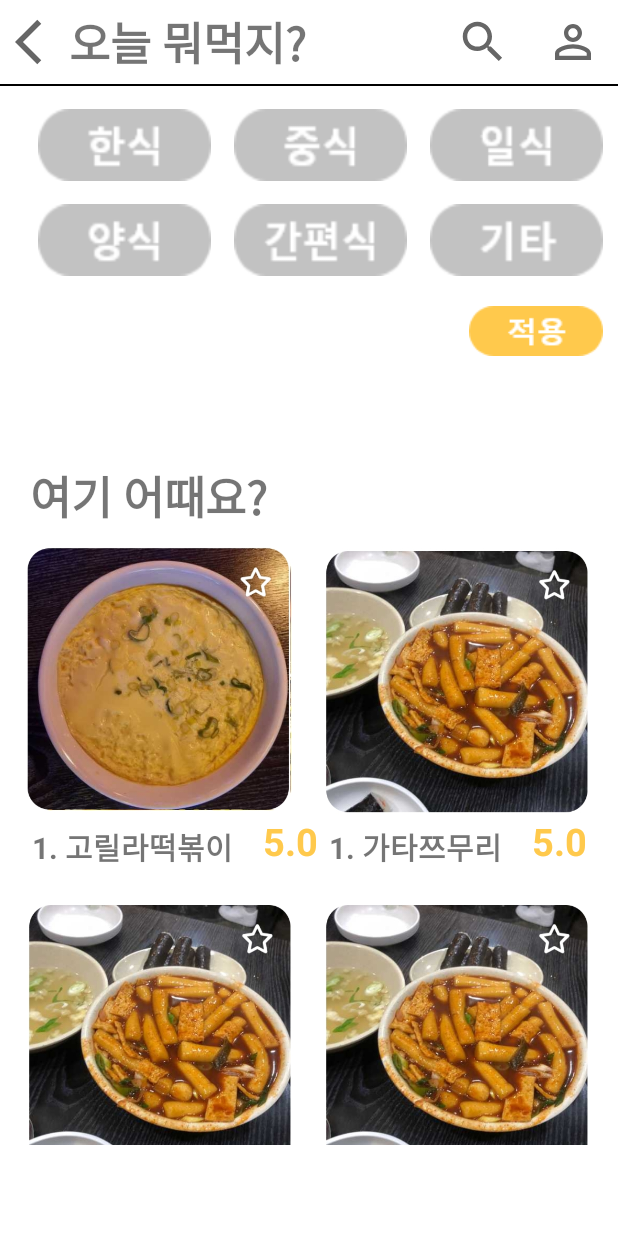
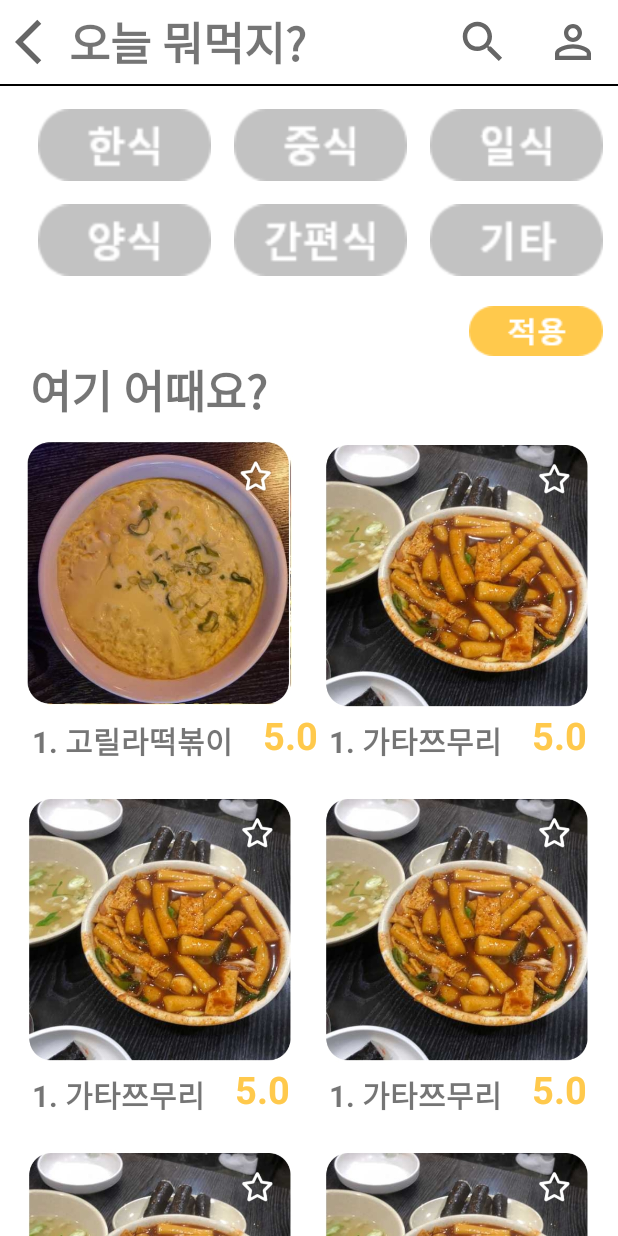
Before and after one commit to changkiyun/ProjectPickALunch, an Android app: the fragment MenuPickerAfterSelectedFragment placed in its activity, on a phone screen of 412 x 824 dp. Run offline under Robolectric (Android 15) with nearby library versions, the phone set to English and light mode, and no system bars.

Commit message:
menuPicker GridView layout fix

```diff
--- a/app/src/main/res/layout/activity_main.xml
+++ b/app/src/main/res/layout/activity_main.xml
@@ -125,7 +125,7 @@
     <GridView
         android:id="@+id/main_grid_view"
         android:layout_width="wrap_content"
-        android:layout_height="450sp"
+        android:layout_height="wrap_content"
 
         android:layout_marginLeft="17sp"
         android:verticalSpacing="20sp"
--- a/app/src/main/res/layout/menu_picker.xml
+++ b/app/src/main/res/layout/menu_picker.xml
@@ -190,7 +190,6 @@
         android:layout_width="match_parent"
         android:layout_height="wrap_content"
 
-        app:layout_constraintBottom_toBottomOf="parent"
         app:layout_constraintEnd_toEndOf="parent"
         app:layout_constraintStart_toStartOf="parent"
         app:layout_constraintTop_toBottomOf="@id/menuPickerOptionConstraint" />
--- a/app/src/main/res/layout/menu_picker_after_selected_fragment.xml
+++ b/app/src/main/res/layout/menu_picker_after_selected_fragment.xml
@@ -9,7 +9,6 @@
         android:id="@+id/menu_picker_recomend_text"
         android:layout_width="wrap_content"
         android:layout_height="wrap_content"
-        android:layout_marginTop="10sp"
         android:layout_marginLeft="20sp"
 
         android:text="여기 어때요?"
@@ -22,23 +21,23 @@
     <GridView
         android:id="@+id/menu_picker_grid_view"
         android:layout_width="wrap_content"
-        android:layout_height="400sp"
+        android:layout_height="wrap_content"
 
+        android:layout_marginTop="10sp"
         android:layout_marginLeft="17sp"
-        android:verticalSpacing="20sp"
-        android:layout_marginTop="10sp"
+        android:gravity="center"
         android:horizontalSpacing="-10sp"
         android:numColumns="2"
-        android:gravity="center"
-
-        app:layout_constraintLeft_toLeftOf="parent"
-        app:layout_constraintTop_toBottomOf="@+id/menu_picker_recomend_text"
+        android:scrollbarSize="5sp"
 
         android:scrollbarStyle="insideInset"
+        android:scrollbarThumbVertical="@color/mainColor"
+
+        android:scrollbarTrackVertical="@color/white"
         android:verticalScrollbarPosition="right"
-        android:scrollbarSize="5sp"
-        android:scrollbarThumbVertical="@color/mainColor"
-        android:scrollbarTrackVertical="@color/white"
-        />
+        android:verticalSpacing="20sp"
+        app:layout_constraintLeft_toLeftOf="parent"
+        app:layout_constraintTop_toBottomOf="@+id/menu_picker_recomend_text" />
+
 
 </androidx.constraintlayout.widget.ConstraintLayout>
```
